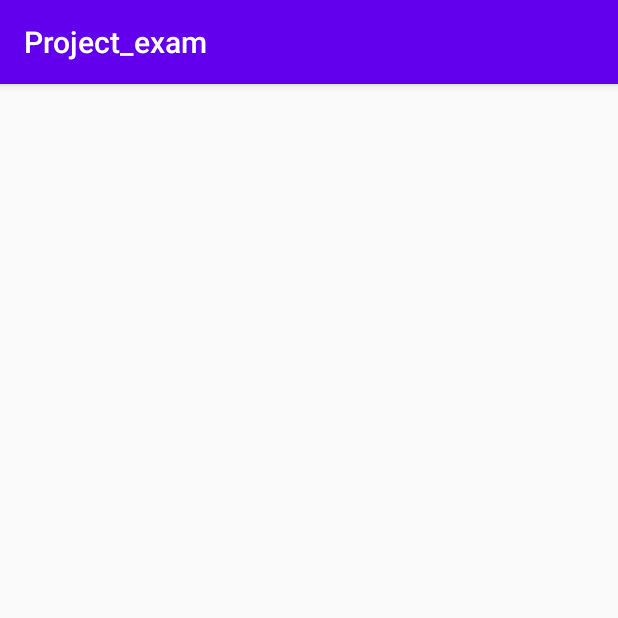
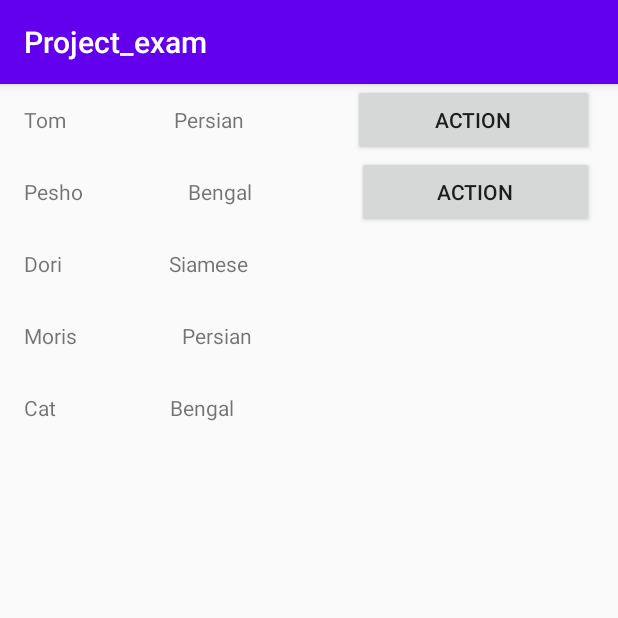
Before and after one commit to ivaMNakova/Project_exam, an Android app: the screen it shows after launch (MainActivity), on a phone screen of 412 x 824 dp, the top half of it. Run offline under Robolectric (Android 15) with nearby library versions, the phone set to English and light mode, and no system bars.

Commit message:
Almost done. You own me 2 beers :D

```diff
--- a/app/src/main/AndroidManifest.xml
+++ b/app/src/main/AndroidManifest.xml
@@ -16,6 +16,7 @@
                 <category android:name="android.intent.category.LAUNCHER" />
             </intent-filter>
         </activity>
+        <activity android:name=".DetailsActivity"/>
     </application>
 
 </manifest>
--- a/app/src/main/java/com/example/project_exam/MainActivity.java
+++ b/app/src/main/java/com/example/project_exam/MainActivity.java
@@ -1,35 +1,61 @@
 package com.example.project_exam;
 
+import androidx.annotation.Nullable;
 import androidx.appcompat.app.AppCompatActivity;
 import androidx.recyclerview.widget.LinearLayoutManager;
 import androidx.recyclerview.widget.RecyclerView;
 
+import android.content.Intent;
 import android.os.Bundle;
 
 import java.util.ArrayList;
 
-public class MainActivity extends AppCompatActivity {
-    private RecyclerView recyclerview;
+public class MainActivity extends AppCompatActivity{
+
+    private ArrayList<Cat> cats = new ArrayList<>();
+    private MyRecyclerViewAdapter adapter;
+
+    private static final int REQUEST_CODE = 99;
+
+    private Cat selectedCat;
 
     @Override
     protected void onCreate(Bundle savedInstanceState) {
         super.onCreate(savedInstanceState);
         setContentView(R.layout.activity_main);
 
-        RecyclerView recyclerView = (RecyclerView) findViewById(R.id.recyclerView);
+        RecyclerView recyclerView =  findViewById(R.id.recyclerView);
 
-        ArrayList<Cat> cats = new ArrayList<>();
 
         cats.add(new Cat("Tom", "Persian", true));
         cats.add(new Cat("Pesho", "Bengal", true));
         cats.add(new Cat("Dori", "Siamese", false));
         cats.add(new Cat("Moris", "Persian", false));
-        cats.add(new Cat("Cat", "Bengal", true));
+        cats.add(new Cat("Cat", "Bengal", false));
 
-        MyRecyclerViewAdapter adapter = new MyRecyclerViewAdapter(cats);
-
+        adapter = new MyRecyclerViewAdapter(cats);
+        adapter.setClickListener(new MyRecyclerViewAdapter.ItemClickListener() {
+            @Override
+            public void onItemClick(int position) {
+                selectedCat = cats.get(position);
+                Intent intent = new Intent(MainActivity.this, DetailsActivity.class);
+                intent.putExtra("cat_name", selectedCat.getName());
+                intent.putExtra("cat_breed", selectedCat.getBreed());
+                startActivityForResult(intent, REQUEST_CODE);
+            }
+        });
         recyclerView.setAdapter(adapter);
-
         recyclerView.setLayoutManager(new LinearLayoutManager(this));
     }
+
+
+
+    @Override
+    protected void onActivityResult(int requestCode, int resultCode, @Nullable Intent data) {
+        super.onActivityResult(requestCode, resultCode, data);
+        if(requestCode == REQUEST_CODE && resultCode == RESULT_OK){
+            selectedCat.setStatus(true);
+            adapter.notifyDataSetChanged();
+        }
+    }
 }
--- a/app/src/main/java/com/example/project_exam/MyRecyclerViewAdapter.java
+++ b/app/src/main/java/com/example/project_exam/MyRecyclerViewAdapter.java
@@ -1,9 +1,11 @@
 package com.example.project_exam;
 
-import android.content.Context;
 import android.view.LayoutInflater;
 import android.view.View;
 import android.view.ViewGroup;
+import android.widget.Button;
+import android.widget.LinearLayout;
+import android.widget.TextView;
 
 import androidx.recyclerview.widget.RecyclerView;
 
@@ -11,30 +13,50 @@ import java.util.ArrayList;
 
 public class MyRecyclerViewAdapter extends RecyclerView.Adapter<MyRecyclerViewAdapter.ViewHolder> {
 
+    public interface ItemClickListener {
+        void onItemClick(int position);
+    }
+
+    private ItemClickListener clickListener;
+
+    void setClickListener(ItemClickListener itemClickListener) {
+        this.clickListener = itemClickListener;
+    }
+
     private ArrayList<Cat> cats;
 
-    public MyRecyclerViewAdapter (Context context, ArrayList<Cat> cats) {
-        this.mInflater = LayoutInflater.from(context);
+    public MyRecyclerViewAdapter ( ArrayList<Cat> cats) {
         this.cats = cats;
     }
-    private LayoutInflater mInflater;
-    private ItemClickListener mClickListener;
-
 
     // inflates the row layout from xml when needed
     @Override
     public ViewHolder onCreateViewHolder(ViewGroup parent, int viewType) {
-        View view = mInflater.inflate(R.layout.activity_main, parent, false);
+        View view = LayoutInflater.from(parent.getContext()).inflate(R.layout.item_cat, parent, false);
         return new ViewHolder(view);
     }
 
     // binds the data to the TextView in each row
     @Override
-    public void onBindViewHolder(ViewHolder holder, int position) {
+    public void onBindViewHolder(ViewHolder holder, final int position) {
 
-        Cat cat = cats.get(position);
-        holder.recyclerView.setText(cat);
-        holder.recyclerView(cats.getBreed());
+        final Cat cat = cats.get(position);
+        holder.catName.setText(cat.getName());
+        holder.catBreed.setText(cat.getBreed());
+        holder.actionButton.setVisibility(cat.getStatus() ? View.VISIBLE : View.INVISIBLE);
+        holder.actionButton.setOnClickListener(new View.OnClickListener() {
+            @Override
+            public void onClick(View v) {
+                cats.remove(cat);
+                notifyDataSetChanged();
+            }
+        });
+        holder.root.setOnClickListener(new View.OnClickListener(){
+            @Override
+            public void onClick(View v) {
+                clickListener.onItemClick(position);
+            }
+        });
     }
 
     // total number of rows
@@ -45,37 +67,22 @@ public class MyRecyclerViewAdapter extends RecyclerView.Adapter<MyRecyclerViewAd
 
 
     // stores and recycles views as they are scrolled off screen
-    public class ViewHolder extends RecyclerView.ViewHolder implements View.OnClickListener {
-        RecyclerView recyclerView;
+    public class ViewHolder extends RecyclerView.ViewHolder {
+        LinearLayout root;
+        TextView catName;
+        TextView catBreed;
+        Button actionButton;
 
         ViewHolder(View itemView) {
             super(itemView);
-
-            recyclerView = itemView.findViewById(R.id.recyclerView);
-            itemView.setOnClickListener(this);
+            root = itemView.findViewById(R.id.root);
+            catName = itemView.findViewById(R.id.cat_name);
+            catBreed = itemView.findViewById(R.id.cat_breed);
+            actionButton = itemView.findViewById(R.id.cat_status);
         }
-
-        public RecyclerView getName() { return recyclerView; }
+    }
 
 
 
-        @Override
-        public void onClick(View view) {
-            if (mClickListener != null) mClickListener.onItemClick(view, getAdapterPosition());
-        }
-    }
 
-    // convenience method for getting data at click position
-    Cat getItem(int id) {
-        return cats.get(id);
-    }
-
-    void setClickListener(ItemClickListener itemClickListener) {
-        this.mClickListener = itemClickListener;
-    }
-
-    // parent activity will implement this method to respond to click events
-    public interface ItemClickListener {
-        void onItemClick(View view, int position);
-    }
 }
--- a/app/src/main/res/layout/activity_main.xml
+++ b/app/src/main/res/layout/activity_main.xml
@@ -8,26 +8,10 @@
 
     <androidx.recyclerview.widget.RecyclerView
         android:id="@+id/recyclerView"
-        android:layout_width="409dp"
-        android:layout_height="729dp"
-        android:layout_marginTop="1dp"
-        android:layout_marginEnd="1dp"
-        android:layout_marginRight="1dp"
-        android:layout_marginBottom="1dp"
+        android:layout_width="match_parent"
+        android:layout_height="0dp"
         app:layout_constraintBottom_toBottomOf="parent"
         app:layout_constraintEnd_toEndOf="parent"
         app:layout_constraintTop_toTopOf="parent" />
 
-    <Button
-        android:id="@+id/button"
-        android:layout_width="wrap_content"
-        android:layout_height="wrap_content"
-        android:layout_marginTop="340dp"
-        android:layout_marginEnd="160dp"
-        android:layout_marginRight="160dp"
-        android:text="Button"
-        app:layout_constraintEnd_toStartOf="@+id/recyclerView"
-        app:layout_constraintHorizontal_bias="0.0"
-        app:layout_constraintStart_toStartOf="parent"
-        app:layout_constraintTop_toTopOf="parent" />
 </androidx.constraintlayout.widget.ConstraintLayout>
--- /dev/null
+++ b/app/src/main/res/layout/item_cat.xml
@@ -0,0 +1,32 @@
+<?xml version="1.0" encoding="utf-8"?>
+<LinearLayout
+    xmlns:android="http://schemas.android.com/apk/res/android"
+    android:id="@+id/root"
+    android:layout_width="match_parent"
+    android:layout_height="wrap_content">
+
+    <TextView
+        android:id="@+id/cat_name"
+        android:layout_width="wrap_content"
+        android:layout_height="wrap_content"
+        android:layout_weight="1"
+        android:layout_marginLeft="16dp"
+        android:text="Pesho" />
+
+    <TextView
+        android:id="@+id/cat_breed"
+        android:layout_width="wrap_content"
+        android:layout_height="wrap_content"
+        android:layout_weight="1"
+        android:text="Bengal" />
+
+
+    <Button
+        android:id="@+id/cat_status"
+        android:layout_width="wrap_content"
+        android:layout_height="wrap_content"
+        android:layout_weight="1"
+        android:layout_marginRight="16dp"
+        android:text="Action" />
+
+</LinearLayout>
```
Also changed, not shown: app/src/main/java/com/example/project_exam/Cat.java (+16 -2 lines), app/src/main/java/com/example/project_exam/DetailsActivity.java (added, +50 -0 lines), app/src/main/res/layout/activity_details.xml (added, +57 -0 lines).
